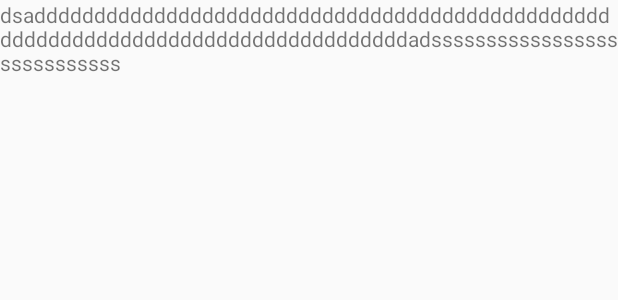
After one commit to KingIdee/kotlin-graphql, an Android app: the layout activity_movie_details.xml on its own in the app's theme, with its tools: preview values and no code run, on a phone screen of 412 x 824 dp. The commit adds this screen. Shown: the top 300 px of the screen. Run offline under Robolectric (Android 15) with nearby library versions, the phone set to English and light mode, and no system bars.

Commit message:
added details activity, updated query file

```diff
--- a/app/build.gradle
+++ b/app/build.gradle
@@ -1,7 +1,7 @@
 apply plugin: 'com.android.application'
+apply plugin: 'com.apollographql.android'
 apply plugin: 'kotlin-android'
 apply plugin: 'kotlin-android-extensions'
-apply plugin: 'com.apollographql.android'
 
 
 android {
--- a/app/src/main/java/com/example/android/kotlingraphql/LoginActivity.kt
+++ b/app/src/main/java/com/example/android/kotlingraphql/LoginActivity.kt
@@ -4,7 +4,6 @@ import android.app.Activity
 import android.app.Dialog
 import android.content.Intent
 import android.os.Bundle
-import android.support.annotation.NonNull
 import com.auth0.android.Auth0
 import com.auth0.android.authentication.AuthenticationException
 import com.auth0.android.provider.AuthCallback
@@ -33,7 +32,7 @@ class LoginActivity : Activity() {
                     override fun onSuccess(credentials: Credentials) {
                         // Store credentials
                         // Navigate to your main activity
-                        startActivity(Intent(this@LoginActivity,MainActivity::class.java))
+                        startActivity(Intent(this@LoginActivity,MoviesListActivity::class.java))
                     }
                 })
     }
--- /dev/null
+++ b/app/src/main/res/layout/activity_movie_details.xml
@@ -0,0 +1,30 @@
+<?xml version="1.0" encoding="utf-8"?>
+<android.support.v4.widget.NestedScrollView xmlns:android="http://schemas.android.com/apk/res/android"
+    xmlns:app="http://schemas.android.com/apk/res-auto"
+    xmlns:tools="http://schemas.android.com/tools"
+    android:layout_width="match_parent"
+    android:layout_height="match_parent"
+    android:fillViewport="true"
+    tools:context=".MovieDetailsActivity">
+
+    <LinearLayout
+        android:orientation="vertical"
+        android:layout_width="match_parent"
+        android:layout_height="match_parent">
+
+        <TextView
+            android:id="@+id/movie_description"
+            android:layout_width="match_parent"
+            android:layout_height="wrap_content"
+            tools:text="dsaddddddddddddddddddddddddddddddddddddddddddddddddddddddddddddddddddddddddddddddddddadssssssssssssssssssssssssssss" />
+
+        <android.support.v7.widget.RecyclerView
+            android:id="@+id/recycler_view_reviews"
+            android:layout_width="match_parent"
+            android:layout_height="match_parent" />
+
+
+    </LinearLayout>
+
+
+</android.support.v4.widget.NestedScrollView>
--- a/app/src/main/res/layout/activity_main.xml
+++ b/app/src/main/res/layout/activity_movies_list.xml
@@ -5,5 +5,5 @@
     android:layout_width="match_parent"
     android:layout_height="match_parent"
     android:id="@+id/recyclerView"
-    tools:listitem="@layout/single_item"
-    tools:context="com.example.android.kotlingraphql.MainActivity"/>
+    tools:listitem="@layout/single_item_movie_list"
+    tools:context="com.example.android.kotlingraphql.MoviesListActivity"/>
```
Also changed, not shown: app/src/main/AndroidManifest.xml (+5 -3 lines), app/src/main/java/com/example/android/kotlingraphql/MovieDetailAdapter.kt (added, +35 -0 lines), app/src/main/java/com/example/android/kotlingraphql/MovieDetailsActivity.kt (added, +50 -0 lines), app/src/main/java/com/example/android/kotlingraphql/MoviesListActivity.kt (renamed from app/src/main/java/com/example/android/kotlingraphql/MainActivity.kt, +15 -5 lines), app/src/main/java/com/example/android/kotlingraphql/MoviesListAdapter.kt (renamed from app/src/main/java/com/example/android/kotlingraphql/MoviesAdapter.kt, +17 -7 lines), app/src/main/res/layout/single_item_movie_details.xml (added, +16 -0 lines), app/src/main/graphql/com/example/android/kotlingraphql/schema.json, app/src/main/res/layout/single_item_movie_list.xml (renamed from app/src/main/res/layout/single_item.xml), 1 other file.
